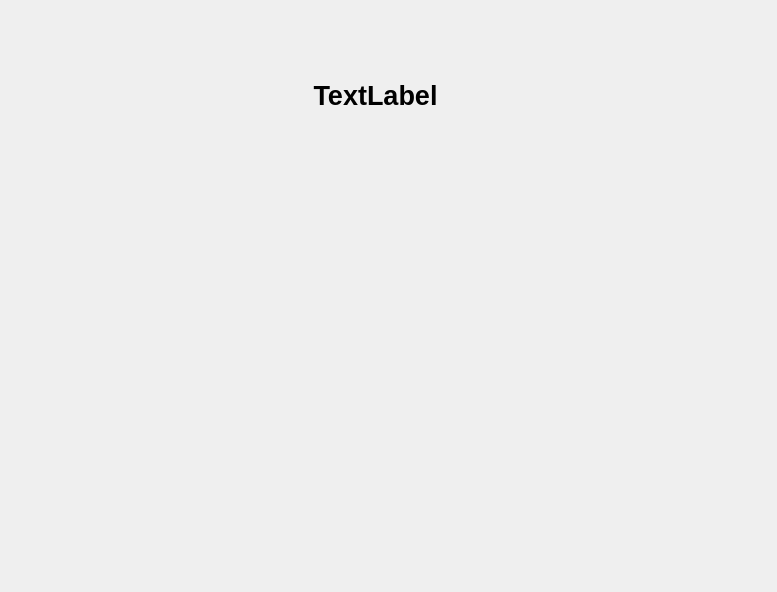
This is tripdialog.ui in DonovanFoley/CS1DProject2 as Qt 5 draws it before an edit. The edited form follows.
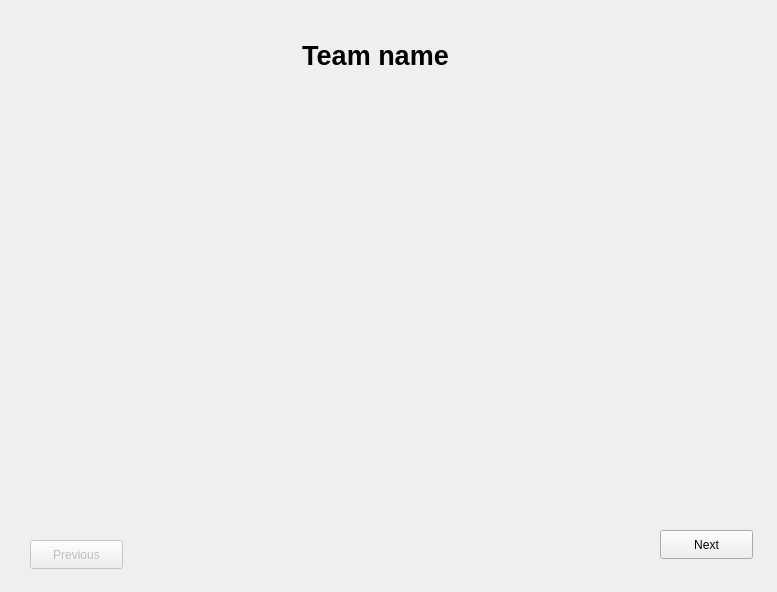
This is the edited form.

Commit message: Finished implementing trip window

The edit to the form file:
```diff
--- a/tripdialog.ui
+++ b/tripdialog.ui
@@ -17,7 +17,7 @@
    <property name="geometry">
     <rect>
      <x>160</x>
-     <y>60</y>
+     <y>20</y>
      <width>431</width>
      <height>71</height>
     </rect>
@@ -29,12 +29,41 @@
     </font>
    </property>
    <property name="text">
-    <string>TextLabel</string>
+    <string>Team name</string>
    </property>
    <property name="alignment">
     <set>Qt::AlignCenter</set>
    </property>
   </widget>
+  <widget class="QPushButton" name="pushButton_previous">
+   <property name="enabled">
+    <bool>false</bool>
+   </property>
+   <property name="geometry">
+    <rect>
+     <x>30</x>
+     <y>540</y>
+     <width>93</width>
+     <height>29</height>
+    </rect>
+   </property>
+   <property name="text">
+    <string>Previous</string>
+   </property>
+  </widget>
+  <widget class="QPushButton" name="pushButton_next">
+   <property name="geometry">
+    <rect>
+     <x>660</x>
+     <y>530</y>
+     <width>93</width>
+     <height>29</height>
+    </rect>
+   </property>
+   <property name="text">
+    <string>Next</string>
+   </property>
+  </widget>
  </widget>
  <resources/>
  <connections/>
```
The commit also changes 6 other files.
